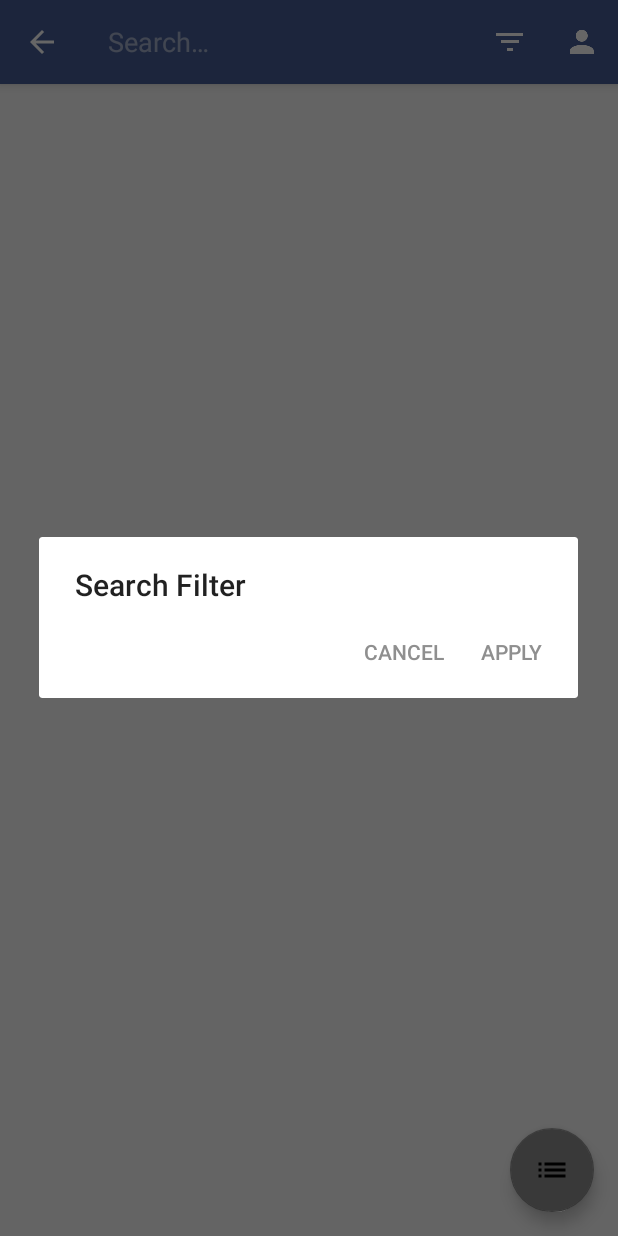
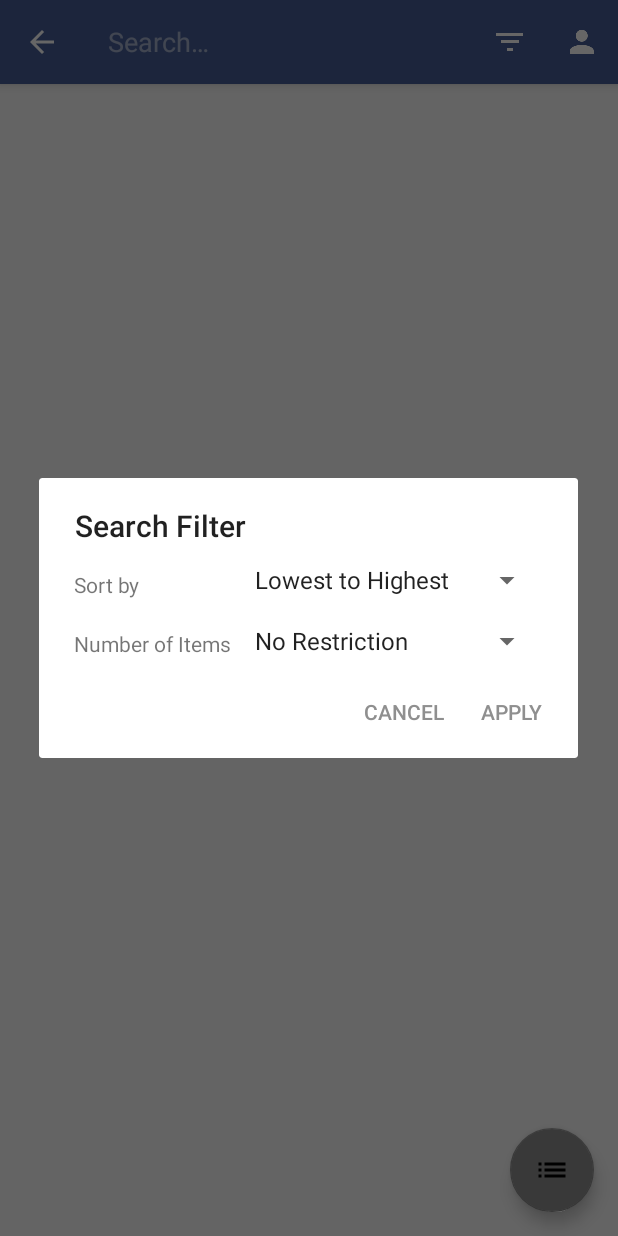
Before and after one commit to BenjaminLang/cpen_321, an Android app: the screen it shows after launch (MainActivity), after a tap on "Search Filter", on a phone screen of 412 x 824 dp. Run offline under Robolectric (Android 15) with nearby library versions, the phone set to English and light mode, and no system bars; 1 other tap on this screen came first.

Commit message:
completed search filter

```diff
--- a/Android/SmartShopper/app/src/main/java/androidapp/smartshopper/smartshopper/MainActivity.java
+++ b/Android/SmartShopper/app/src/main/java/androidapp/smartshopper/smartshopper/MainActivity.java
@@ -77,8 +77,14 @@ public class MainActivity extends AppCompatActivity {
                 new SearchView.OnQueryTextListener() {
                     @Override
                     public boolean onQueryTextSubmit(String s) {
+                        final SharedPreferences sharedPref = MainActivity.this.getPreferences(Context.MODE_PRIVATE);
+                        String sortDefault = "min";
+                        int numDefault = -1;
+                        String sortOpt = sharedPref.getString(getString(R.string.sort_opt), sortDefault);
+                        String numOpt = Integer.toString(sharedPref.getInt(getString(R.string.num_item), numDefault));
+
                         String[] dummyArray = {" ", " "};
-                        SearchOptions dummyOptions = new SearchOptions(" ", " ", " ", " ", " ", dummyArray, "min", "20");
+                        SearchOptions dummyOptions = new SearchOptions(" ", " ", " ", " ", " ", dummyArray, sortOpt, numOpt);
 
                         RequestBuilder rb = new RequestBuilder();
                         String dbRequest = rb.buildReadReq(s, dummyOptions, " ");
--- a/Android/SmartShopper/app/src/main/java/androidapp/smartshopper/smartshopper/SearchFilterFragment.java
+++ b/Android/SmartShopper/app/src/main/java/androidapp/smartshopper/smartshopper/SearchFilterFragment.java
@@ -3,20 +3,33 @@ package androidapp.smartshopper.smartshopper;
 
 import android.app.AlertDialog;
 import android.app.Dialog;
+import android.content.Context;
 import android.content.DialogInterface;
+import android.content.SharedPreferences;
 import android.os.Bundle;
 import android.support.v4.app.DialogFragment;
 import android.support.v4.app.Fragment;
 import android.view.LayoutInflater;
 import android.view.View;
 import android.view.ViewGroup;
+import android.widget.AdapterView;
+import android.widget.ArrayAdapter;
+import android.widget.Spinner;
+
+import java.util.zip.Inflater;
 
 
 /**
  * A simple {@link Fragment} subclass.
  */
 public class SearchFilterFragment extends DialogFragment {
+    private final String[] sortOpt = new String[] {"Lowest to Highest", "Highest to Lowest"};
+    private final String[] sortActual = new String[] {"min", "max"};
+    private final String[] numItemOpt = new String[] {"No Restriction", "10", "20", "30", "40", "50", "60", "70", "80", "90", "100"};
+    private final int[] numItemActual = new int[] {-1, 10, 20, 30, 40, 50, 60, 70, 80, 90, 100};
 
+    private String sortSelected = "min";
+    private int numSelected = -1;
 
     public SearchFilterFragment() {
         // Required empty public constructor
@@ -28,11 +41,64 @@ public class SearchFilterFragment extends DialogFragment {
         // Inflate the layout for this fragment
         AlertDialog.Builder builder = new AlertDialog.Builder(getActivity());
 
+        LayoutInflater inflater = getActivity().getLayoutInflater();
+        View view = inflater.inflate(R.layout.fragment_search_filter, null);
         builder.setTitle("Search Filter");
+
+        Spinner sortSpin = (Spinner) view.findViewById(R.id.sort_spinner);
+        ArrayAdapter<String> sortAdpt = new ArrayAdapter<String>(getActivity(), android.R.layout.simple_spinner_item, sortOpt);
+        sortAdpt.setDropDownViewResource(android.R.layout.simple_spinner_dropdown_item);
+        sortSpin.setAdapter(sortAdpt);
+
+        Spinner numItemSpin = (Spinner) view.findViewById(R.id.num_spinner);
+        ArrayAdapter<String> numItemAdpt = new ArrayAdapter<String>(getActivity(), android.R.layout.simple_spinner_item, numItemOpt);
+        numItemAdpt.setDropDownViewResource(android.R.layout.simple_spinner_dropdown_item);
+        numItemSpin.setAdapter(numItemAdpt);
+
+        final SharedPreferences sharedPref = getActivity().getPreferences(Context.MODE_PRIVATE);
+        final SharedPreferences.Editor editor = sharedPref.edit();
+        int sortDefault = 0;
+        int numDefault = 0;
+        int sortSpinPos = sharedPref.getInt(getString(R.string.sort_spin_pos), sortDefault);
+        int numSpinPos = sharedPref.getInt(getString(R.string.num_spin_pos), numDefault);
+
+        sortSpin.setSelection(sortSpinPos);
+        numItemSpin.setSelection(numSpinPos);
+
+        sortSpin.setOnItemSelectedListener(new AdapterView.OnItemSelectedListener() {
+
+            @Override
+            public void onItemSelected(AdapterView<?> parentView, View selectedItemView, int position, long id) {
+                sortSelected = sortActual[position];
+                editor.putInt(getString(R.string.sort_spin_pos), position);
+            }
+
+            @Override
+            public void onNothingSelected(AdapterView<?> parentView) {
+                return;
+            }
+        });
+
+        numItemSpin.setOnItemSelectedListener(new AdapterView.OnItemSelectedListener() {
+
+            @Override
+            public void onItemSelected(AdapterView<?> parentView, View selectedItemView, int position, long id) {
+                numSelected = numItemActual[position];
+                editor.putInt(getString(R.string.num_spin_pos), position);
+            }
+
+            @Override
+            public void onNothingSelected(AdapterView<?> parentView) {
+                return;
+            }
+        });
 
         builder.setPositiveButton("Apply", new DialogInterface.OnClickListener() {
             @Override
             public void onClick(DialogInterface dialog, int id) {
+                editor.putString(getString(R.string.sort_opt), sortSelected);
+                editor.putInt(getString(R.string.num_item), numSelected);
+                editor.commit();
             }
         });
 
@@ -42,6 +108,7 @@ public class SearchFilterFragment extends DialogFragment {
             }
         });
 
+        builder.setView(view);
         return builder.create();
     }
 
--- a/Android/SmartShopper/app/src/main/res/layout/fragment_search_filter.xml
+++ b/Android/SmartShopper/app/src/main/res/layout/fragment_search_filter.xml
@@ -1,13 +1,54 @@
-<FrameLayout xmlns:android="http://schemas.android.com/apk/res/android"
+<RelativeLayout xmlns:android="http://schemas.android.com/apk/res/android"
     xmlns:tools="http://schemas.android.com/tools"
-    android:layout_width="match_parent"
-    android:layout_height="match_parent"
+    android:layout_width="wrap_content"
+    android:layout_height="wrap_content"
+    android:orientation="vertical"
+    android:gravity="center_horizontal"
     tools:context="androidapp.smartshopper.smartshopper.SearchFilterFragment">
 
-    <!-- TODO: Update blank fragment layout -->
     <TextView
-        android:layout_width="match_parent"
-        android:layout_height="match_parent"
-        android:text="@string/hello_blank_fragment" />
+        android:text="Sort by"
+        android:layout_width="wrap_content"
+        android:layout_height="wrap_content"
+        android:id="@+id/sort_by"
+        android:layout_weight="1"
+        android:layout_marginTop="16dp"
+        android:layout_marginLeft="4dp"
+        android:layout_marginRight="4dp"
+        android:layout_marginBottom="4dp"
+        android:layout_alignParentStart="true" />
 
-</FrameLayout>
+    <TextView
+        android:text="Number of Items"
+        android:layout_width="wrap_content"
+        android:layout_height="wrap_content"
+        android:id="@+id/num_item"
+        android:layout_weight="1"
+        android:layout_marginTop="16dp"
+        android:layout_marginLeft="4dp"
+        android:layout_marginRight="4dp"
+        android:layout_marginBottom="4dp"
+        android:layout_alignParentStart="true"
+        android:layout_below="@id/sort_by"/>
+
+    <Spinner
+        android:layout_width="200dp"
+        android:layout_height="wrap_content"
+        android:id="@+id/num_spinner"
+        android:layout_marginTop="12dp"
+        android:layout_marginLeft="4dp"
+        android:layout_marginRight="4dp"
+        android:layout_marginBottom="4dp"
+        android:layout_toEndOf="@+id/num_item"
+        android:layout_below="@id/sort_by"/>
+
+    <Spinner
+        android:layout_width="200dp"
+        android:layout_height="wrap_content"
+        android:id="@+id/sort_spinner"
+        android:layout_marginTop="-5dp"
+        android:layout_marginLeft="4dp"
+        android:layout_marginRight="4dp"
+        android:layout_alignTop="@+id/sort_by"
+        android:layout_toEndOf="@+id/num_item" />
+</RelativeLayout>
--- a/Android/SmartShopper/app/src/main/res/values/strings.xml
+++ b/Android/SmartShopper/app/src/main/res/values/strings.xml
@@ -7,6 +7,10 @@
     <string name="cart_file_name">cart.txt</string>
     <string name="login_stat">login_stat</string>
     <string name="curr_user">curr_user</string>
+    <string name="sort_opt">sort_opt</string>
+    <string name="num_item">num_item_opt</string>
+    <string name="sort_spin_pos">sort_spinner_position</string>
+    <string name="num_spin_pos">num_item_spinner_position</string>
 
     <!-- TODO: Remove or change this placeholder text -->
     <string name="hello_blank_fragment">Hello blank fragment</string>
```
